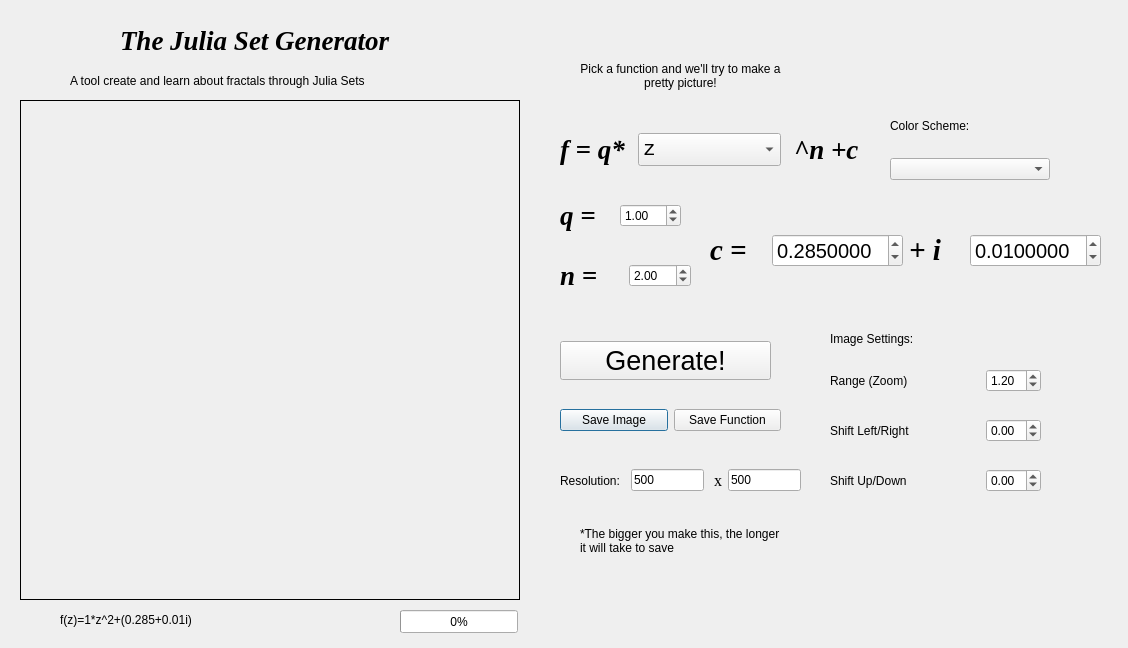
This is TheJuliaGenerator.ui in mjfernez/julia_gen as Qt 5 draws it before an edit. The edited form follows.
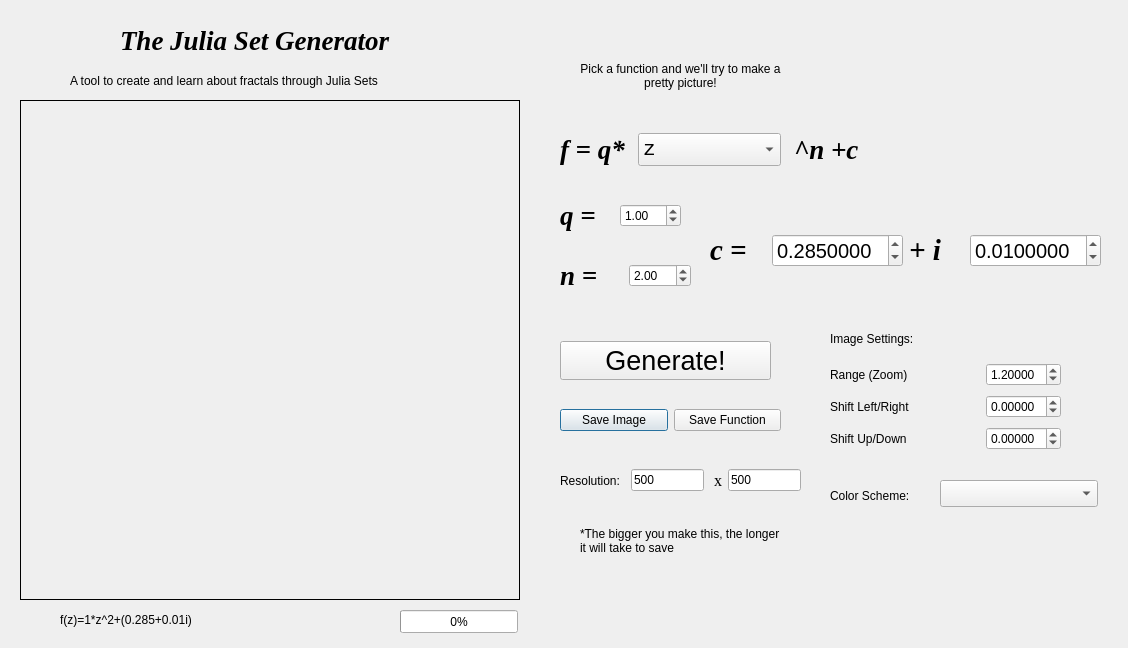
This is the edited form.

Diff of the .ui file:
```diff
--- a/TheJuliaGenerator.ui
+++ b/TheJuliaGenerator.ui
@@ -59,7 +59,7 @@
     </rect>
    </property>
    <property name="text">
-    <string>A tool create and learn about fractals through Julia Sets</string>
+    <string>A tool to create and learn about fractals through Julia Sets</string>
    </property>
   </widget>
   <widget class="QLabel" name="label_5">
@@ -586,102 +586,6 @@
     <number>0</number>
    </property>
   </widget>
-  <widget class="QWidget" name="horizontalLayoutWidget_8">
-   <property name="geometry">
-    <rect>
-     <x>830</x>
-     <y>360</y>
-     <width>211</width>
-     <height>41</height>
-    </rect>
-   </property>
-   <layout class="QHBoxLayout" name="horizontalLayout">
-    <item>
-     <widget class="QLabel" name="label_10">
-      <property name="text">
-       <string>Range (Zoom)</string>
-      </property>
-     </widget>
-    </item>
-    <item>
-     <spacer name="horizontalSpacer_4">
-      <property name="orientation">
-       <enum>Qt::Horizontal</enum>
-      </property>
-      <property name="sizeHint" stdset="0">
-       <size>
-        <width>40</width>
-        <height>20</height>
-       </size>
-      </property>
-     </spacer>
-    </item>
-    <item>
-     <widget class="QDoubleSpinBox" name="sbRange">
-      <property name="minimum">
-       <double>-2.000000000000000</double>
-      </property>
-      <property name="maximum">
-       <double>2.000000000000000</double>
-      </property>
-      <property name="singleStep">
-       <double>0.010000000000000</double>
-      </property>
-      <property name="value">
-       <double>1.200000000000000</double>
-      </property>
-     </widget>
-    </item>
-   </layout>
-  </widget>
-  <widget class="QWidget" name="horizontalLayoutWidget_9">
-   <property name="geometry">
-    <rect>
-     <x>830</x>
-     <y>410</y>
-     <width>211</width>
-     <height>41</height>
-    </rect>
-   </property>
-   <layout class="QHBoxLayout" name="horizontalLayout_9">
-    <item>
-     <widget class="QLabel" name="label_11">
-      <property name="text">
-       <string>Shift Left/Right</string>
-      </property>
-     </widget>
-    </item>
-    <item>
-     <spacer name="horizontalSpacer_5">
-      <property name="orientation">
-       <enum>Qt::Horizontal</enum>
-      </property>
-      <property name="sizeHint" stdset="0">
-       <size>
-        <width>40</width>
-        <height>20</height>
-       </size>
-      </property>
-     </spacer>
-    </item>
-    <item>
-     <widget class="QDoubleSpinBox" name="sbHoriz">
-      <property name="minimum">
-       <double>-2.000000000000000</double>
-      </property>
-      <property name="maximum">
-       <double>2.000000000000000</double>
-      </property>
-      <property name="singleStep">
-       <double>0.010000000000000</double>
-      </property>
-      <property name="value">
-       <double>0.000000000000000</double>
-      </property>
-     </widget>
-    </item>
-   </layout>
-  </widget>
   <widget class="QLabel" name="label_12">
    <property name="geometry">
     <rect>
@@ -699,34 +603,76 @@
    <property name="geometry">
     <rect>
      <x>830</x>
-     <y>460</y>
-     <width>211</width>
-     <height>41</height>
+     <y>360</y>
+     <width>231</width>
+     <height>95</height>
     </rect>
    </property>
-   <layout class="QHBoxLayout" name="horizontalLayout_10">
-    <item>
+   <layout class="QGridLayout" name="gridLayout">
+    <item row="1" column="0">
+     <widget class="QLabel" name="label_11">
+      <property name="text">
+       <string>Shift Left/Right</string>
+      </property>
+     </widget>
+    </item>
+    <item row="0" column="0">
+     <widget class="QLabel" name="label_10">
+      <property name="text">
+       <string>Range (Zoom)</string>
+      </property>
+     </widget>
+    </item>
+    <item row="2" column="0">
      <widget class="QLabel" name="label_13">
       <property name="text">
        <string>Shift Up/Down</string>
       </property>
      </widget>
     </item>
-    <item>
-     <spacer name="horizontalSpacer_6">
-      <property name="orientation">
-       <enum>Qt::Horizontal</enum>
+    <item row="0" column="2">
+     <widget class="QDoubleSpinBox" name="sbRange">
+      <property name="decimals">
+       <number>5</number>
       </property>
-      <property name="sizeHint" stdset="0">
-       <size>
-        <width>40</width>
-        <height>20</height>
-       </size>
+      <property name="minimum">
+       <double>-2.000000000000000</double>
       </property>
-     </spacer>
+      <property name="maximum">
+       <double>2.000000000000000</double>
+      </property>
+      <property name="singleStep">
+       <double>0.010000000000000</double>
+      </property>
+      <property name="value">
+       <double>1.200000000000000</double>
+      </property>
+     </widget>
     </item>
-    <item>
+    <item row="1" column="2">
+     <widget class="QDoubleSpinBox" name="sbHoriz">
+      <property name="decimals">
+       <number>5</number>
+      </property>
+      <property name="minimum">
+       <double>-2.000000000000000</double>
+      </property>
+      <property name="maximum">
+       <double>2.000000000000000</double>
+      </property>
+      <property name="singleStep">
+       <double>0.010000000000000</double>
+      </property>
+      <property name="value">
+       <double>0.000000000000000</double>
+      </property>
+     </widget>
+    </item>
+    <item row="2" column="2">
      <widget class="QDoubleSpinBox" name="sbVert">
+      <property name="decimals">
+       <number>5</number>
+      </property>
       <property name="minimum">
        <double>-2.000000000000000</double>
       </property>
@@ -741,29 +687,43 @@
       </property>
      </widget>
     </item>
+    <item row="0" column="1">
+     <spacer name="horizontalSpacer_4">
+      <property name="orientation">
+       <enum>Qt::Horizontal</enum>
+      </property>
+      <property name="sizeHint" stdset="0">
+       <size>
+        <width>40</width>
+        <height>20</height>
+       </size>
+      </property>
+     </spacer>
+    </item>
    </layout>
   </widget>
-  <widget class="QWidget" name="verticalLayoutWidget">
+  <widget class="QComboBox" name="cbColor">
    <property name="geometry">
     <rect>
-     <x>890</x>
-     <y>100</y>
-     <width>160</width>
-     <height>80</height>
+     <x>940</x>
+     <y>480</y>
+     <width>158</width>
+     <height>27</height>
     </rect>
    </property>
-   <layout class="QVBoxLayout" name="verticalLayout">
-    <item>
-     <widget class="QLabel" name="label_7">
-      <property name="text">
-       <string>Color Scheme:</string>
-      </property>
-     </widget>
-    </item>
-    <item>
-     <widget class="QComboBox" name="cbColor"/>
-    </item>
-   </layout>
+  </widget>
+  <widget class="QLabel" name="label_7">
+   <property name="geometry">
+    <rect>
+     <x>830</x>
+     <y>480</y>
+     <width>101</width>
+     <height>31</height>
+    </rect>
+   </property>
+   <property name="text">
+    <string>Color Scheme:</string>
+   </property>
   </widget>
  </widget>
  <resources/>
```
Left out of the diff: 2 changed lines with no effect on the pictures.
